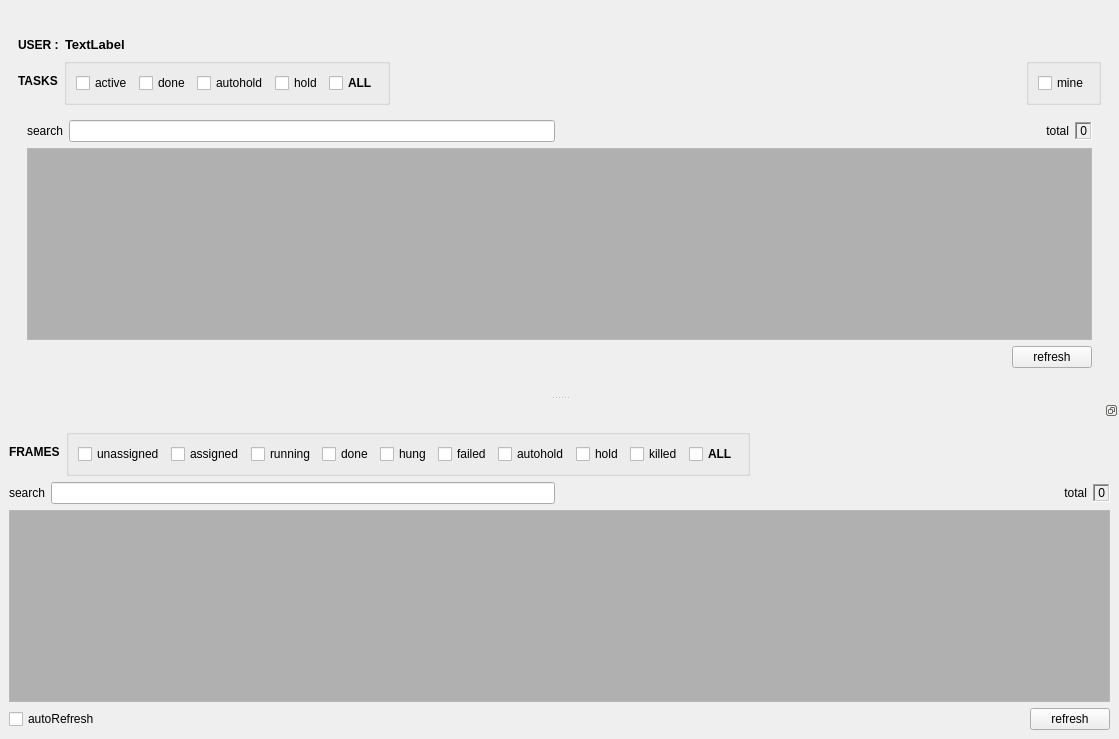
First picture: the form in rbhusUI/lib/rbhusListMod.ui, repository aumanimationstudios/rbhus, before the edit.
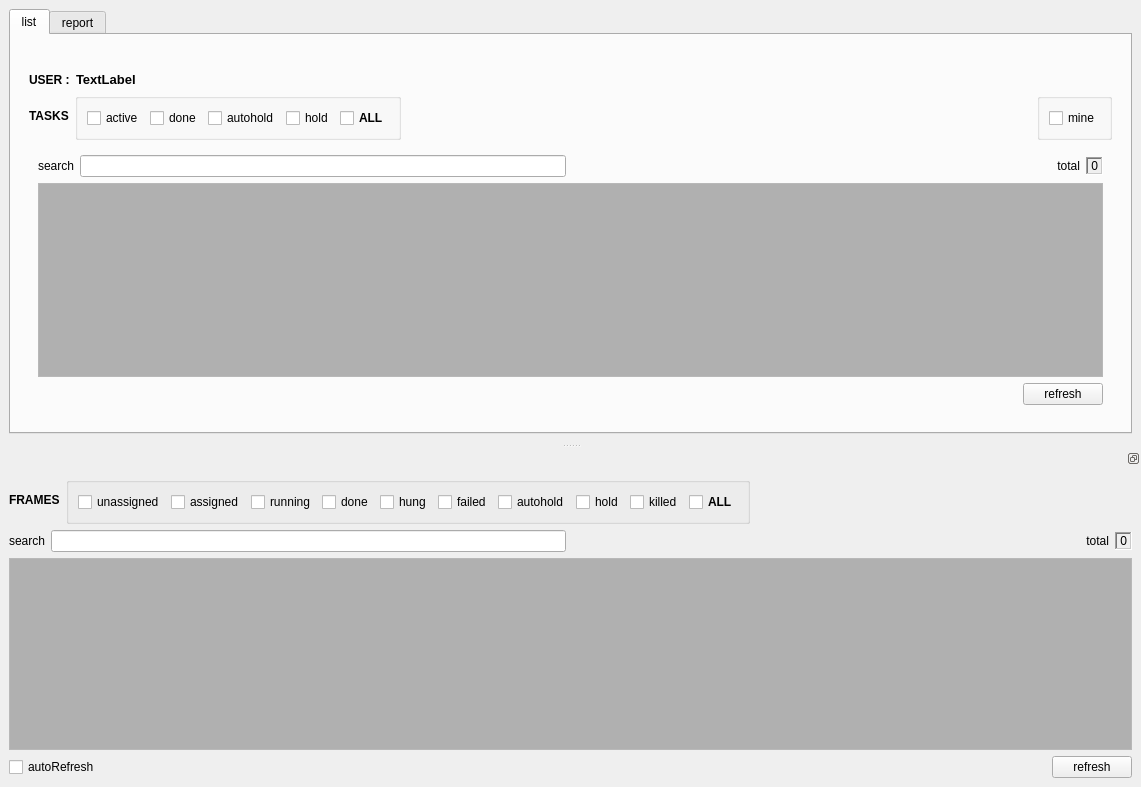
Second picture: the form after the edit.

Diff of the .ui file:
```diff
--- a/rbhusUI/lib/rbhusListMod.ui
+++ b/rbhusUI/lib/rbhusListMod.ui
@@ -9,8 +9,8 @@
    <rect>
     <x>0</x>
     <y>0</y>
-    <width>1116</width>
-    <height>708</height>
+    <width>1096</width>
+    <height>739</height>
    </rect>
   </property>
   <property name="sizePolicy">
@@ -35,8 +35,18 @@
    <bool>true</bool>
   </property>
   <widget class="QWidget" name="centralwidget">
-   <layout class="QVBoxLayout" name="verticalLayout_5">
-    <item>
+   <layout class="QGridLayout" name="gridLayout_2">
+    <item row="0" column="0">
+     <widget class="QTabWidget" name="tabWidget">
+      <property name="currentIndex">
+       <number>0</number>
+      </property>
+      <widget class="QWidget" name="tabList">
+       <attribute name="title">
+        <string>list</string>
+       </attribute>
+       <layout class="QGridLayout" name="gridLayout">
+        <item row="0" column="0">
      <widget class="QDockWidget" name="dockWidgetTasks">
       <property name="sizePolicy">
        <sizepolicy hsizetype="MinimumExpanding" vsizetype="MinimumExpanding">
@@ -474,6 +484,20 @@
            </item>
           </layout>
          </widget>
+            </item>
+           </layout>
+          </widget>
+         </widget>
+        </item>
+       </layout>
+      </widget>
+      <widget class="QWidget" name="tabReport">
+       <attribute name="title">
+        <string>report</string>
+       </attribute>
+       <layout class="QGridLayout" name="gridLayout_3">
+        <item row="0" column="0">
+         <widget class="QPlainTextEdit" name="plainTextEdit"/>
         </item>
        </layout>
       </widget>
```
Lines whose indentation alone changed are shown as unchanged.
